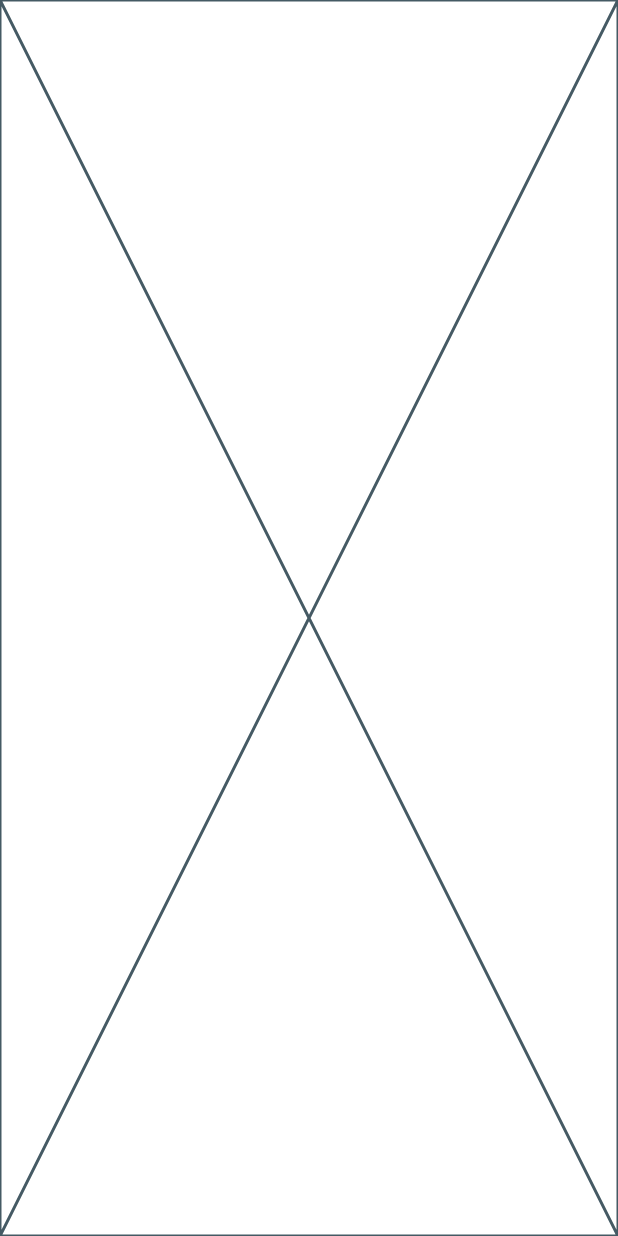
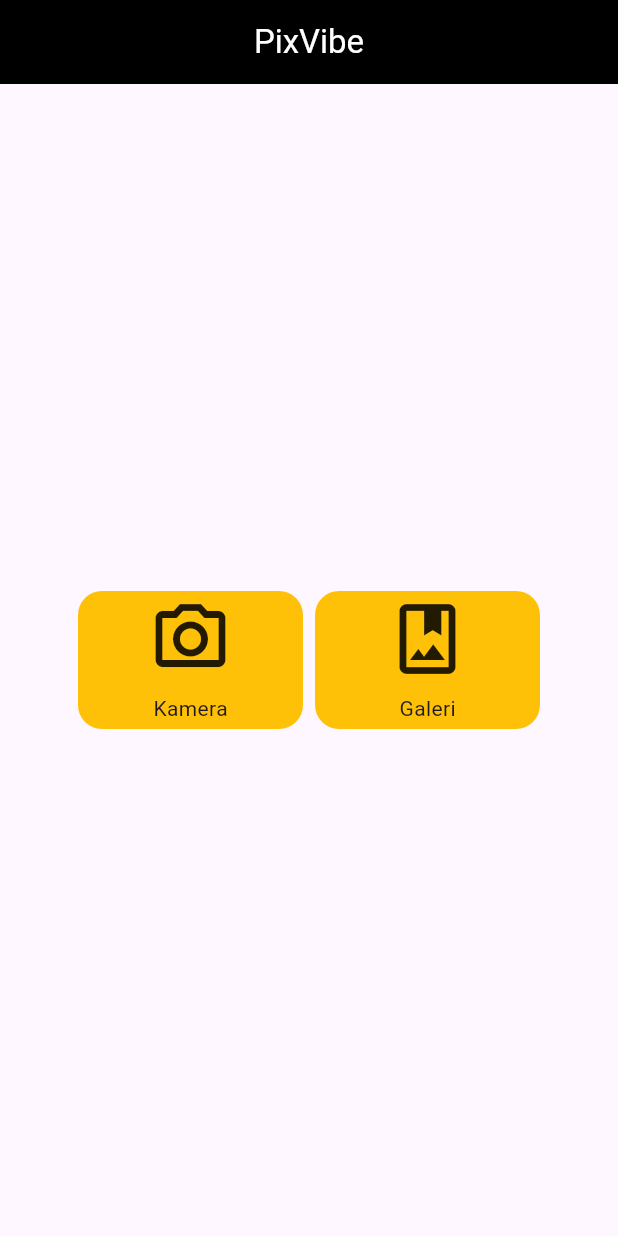
Before and after one commit to ahmetkarayel/EverPixel_case, a Flutter app: the screen it shows after launch, on a phone screen of 412 x 824 dp. Run offline on Flutter 3.47's test engine with Material 3 defaults, Android fonts, the light colour scheme and no system bars; our stand-ins replace bloc, flutter_bloc, image_picker.

Commit message:
added helpers and image picker screen

```diff
--- a/lib/main.dart
+++ b/lib/main.dart
@@ -15,6 +15,7 @@ class MyApp extends StatelessWidget {
       title: 'Flutter Demo',
       theme: ThemeData(
         colorScheme: ColorScheme.fromSeed(seedColor: Colors.deepPurple),
+        appBarTheme: const AppBarTheme(backgroundColor: Colors.black, foregroundColor: Colors.white),
         useMaterial3: true,
       ),
       home: const ScreenHome(),
--- /dev/null
+++ b/lib/presentation/screens/home/bloc/home_bloc.dart
@@ -0,0 +1,36 @@
+import 'dart:async';
+import 'dart:io';
+import 'dart:ui' as ui;
+import 'package:flutter/material.dart';
+import 'package:image/image.dart' as img;
+
+import 'package:bloc/bloc.dart';
+import 'package:image_picker/image_picker.dart';
+import 'package:meta/meta.dart';
+
+import '../../../helpers/image_helper.dart';
+
+part 'home_event.dart';
+part 'home_state.dart';
+
+class HomeBloc extends Bloc<HomeEvent, HomeState> {
+  HomeBloc() : super(HomeInitial()) {
+    on<EventHomeSelectPhoto>(_getPhoto);
+  }
+
+  img.Image? originalImage;
+  img.Image? clonedImage;
+
+  Future<FutureOr<void>> _getPhoto(EventHomeSelectPhoto event, Emitter<HomeState> emit) async {
+    var uiImage;
+    final pickedFile = await ImagePicker().pickImage(source: event.source);
+    if (pickedFile!=null) {
+      var pickedImage = File(pickedFile.path);
+      originalImage = img.decodeImage(pickedImage.readAsBytesSync());
+      clonedImage = img.copyResize(originalImage!, width: originalImage!.width, height: originalImage!.height);
+      emit(StateHomeLoadingAlert());
+      uiImage = await ImageHelper.convertImageToFlutterUi(clonedImage!);
+      emit(StateHomeHasPhoto(image: uiImage));
+    }
+  }
+}
--- /dev/null
+++ b/lib/presentation/screens/home/bloc/home_event.dart
@@ -0,0 +1,9 @@
+part of 'home_bloc.dart';
+
+@immutable
+abstract class HomeEvent {}
+
+class EventHomeSelectPhoto extends HomeEvent{
+  final ImageSource source;
+  EventHomeSelectPhoto({required this.source});
+}
--- /dev/null
+++ b/lib/presentation/screens/home/bloc/home_state.dart
@@ -0,0 +1,13 @@
+part of 'home_bloc.dart';
+
+@immutable
+abstract class HomeState {}
+
+class HomeInitial extends HomeState {}
+
+class StateHomeLoadingAlert extends HomeState{}
+
+class StateHomeHasPhoto extends HomeState{
+  final ui.Image image;
+  StateHomeHasPhoto({required this.image});
+}
--- a/lib/presentation/screens/home/screen_home.dart
+++ b/lib/presentation/screens/home/screen_home.dart
@@ -1,4 +1,13 @@
+import 'package:everpixel_case/presentation/screens/edit_image/screen_edit_image.dart';
+import 'package:everpixel_case/presentation/screens/home/bloc/home_bloc.dart';
+import 'package:everpixel_case/presentation/screens/home/widgets/widget_container_button.dart';
 import 'package:flutter/material.dart';
+import 'package:flutter_bloc/flutter_bloc.dart';
+import 'dart:ui' as ui;
+import 'package:image/image.dart' as img;
+import 'package:image_picker/image_picker.dart';
+
+import '../../helpers/alert_builder.dart';
 
 class ScreenHome extends StatefulWidget {
   const ScreenHome({super.key});
@@ -8,8 +17,56 @@ class ScreenHome extends StatefulWidget {
 }
 
 class _ScreenHomeState extends State<ScreenHome> {
+
+  final HomeBloc _bloc = HomeBloc();
+  //ui.Image? _uiImage;
+  bool _isDialogOpen = false;
+
+  void _handleBlocStates(BuildContext context, state) {
+    if (state is StateHomeHasPhoto) {
+      if (_isDialogOpen) {
+        Navigator.of(context).pop();
+        _isDialogOpen = false;
+      }
+      debugPrint("-->> State geldi");
+      //_uiImage = state.image;
+      Navigator.push(context, MaterialPageRoute(builder: (context) => ScreenEditImage(uiImage: state.image,)));
+    } else if(state is StateHomeLoadingAlert){
+      _isDialogOpen =true;
+      AlertBuilder.basicShowProgressDialog(context);
+    }
+  }
+
   @override
   Widget build(BuildContext context) {
-    return const Placeholder();
+    return Scaffold(
+      appBar: AppBar(title: const Text("PixVibe"),centerTitle: true,),
+      body: BlocListener(
+        bloc: _bloc,
+        listener: _handleBlocStates,
+        child: Center(
+          child: Row(
+            mainAxisAlignment: MainAxisAlignment.center,
+            children: [
+              WidgetContainerButton(
+                title: "Kamera",
+                icon: const Icon(Icons.camera_alt_outlined, size: 56,),
+                onTap: (){
+                  _bloc.add(EventHomeSelectPhoto(source: ImageSource.camera));
+                },
+                ),
+              const SizedBox(width: 8,),
+              WidgetContainerButton(
+                title: "Galeri",
+                icon: const Icon(Icons.photo_album_outlined, size: 56,),
+                onTap: (){
+                  _bloc.add(EventHomeSelectPhoto(source: ImageSource.gallery));
+                },
+                )
+            ],
+          ),
+        ),
+      ),
+    );
   }
 }
--- /dev/null
+++ b/lib/presentation/screens/home/widgets/widget_container_button.dart
@@ -0,0 +1,31 @@
+import 'package:flutter/material.dart';
+
+class WidgetContainerButton extends StatelessWidget {
+  final String title;
+  final Icon icon;
+  final VoidCallback? onTap;
+  const WidgetContainerButton({super.key, required this.title, required this.icon, this.onTap});
+
+  @override
+  Widget build(BuildContext context) {
+    return GestureDetector(
+      onTap: onTap,
+      child: Container(
+        width: 150,
+        padding: const EdgeInsets.all(4),
+        decoration: BoxDecoration(
+          color: Colors.amber,
+          borderRadius: BorderRadius.circular(16)
+        ),
+        child: Column(
+          mainAxisSize: MainAxisSize.min,
+          children: [
+            icon,
+            const SizedBox(height: 8,),
+            Text(title)
+          ],
+        ),
+      ),
+    );
+  }
+}
--- a/pubspec.yaml
+++ b/pubspec.yaml
@@ -27,6 +27,9 @@ dependencies:
     sdk: flutter
 
   cupertino_icons: ^1.0.2
+  image: ^4.1.7
+  image_picker: ^1.0.7
+  flutter_bloc: ^8.1.4
 
 dev_dependencies:
   flutter_test:
```
Also changed, not shown: lib/presentation/helpers/alert_builder.dart (added, +26 -0 lines), lib/presentation/helpers/image_helper.dart (added, +36 -0 lines), lib/presentation/screens/edit_image/screen_edit_image.dart (+17 -2 lines), pubspec.lock, 5 other files.
